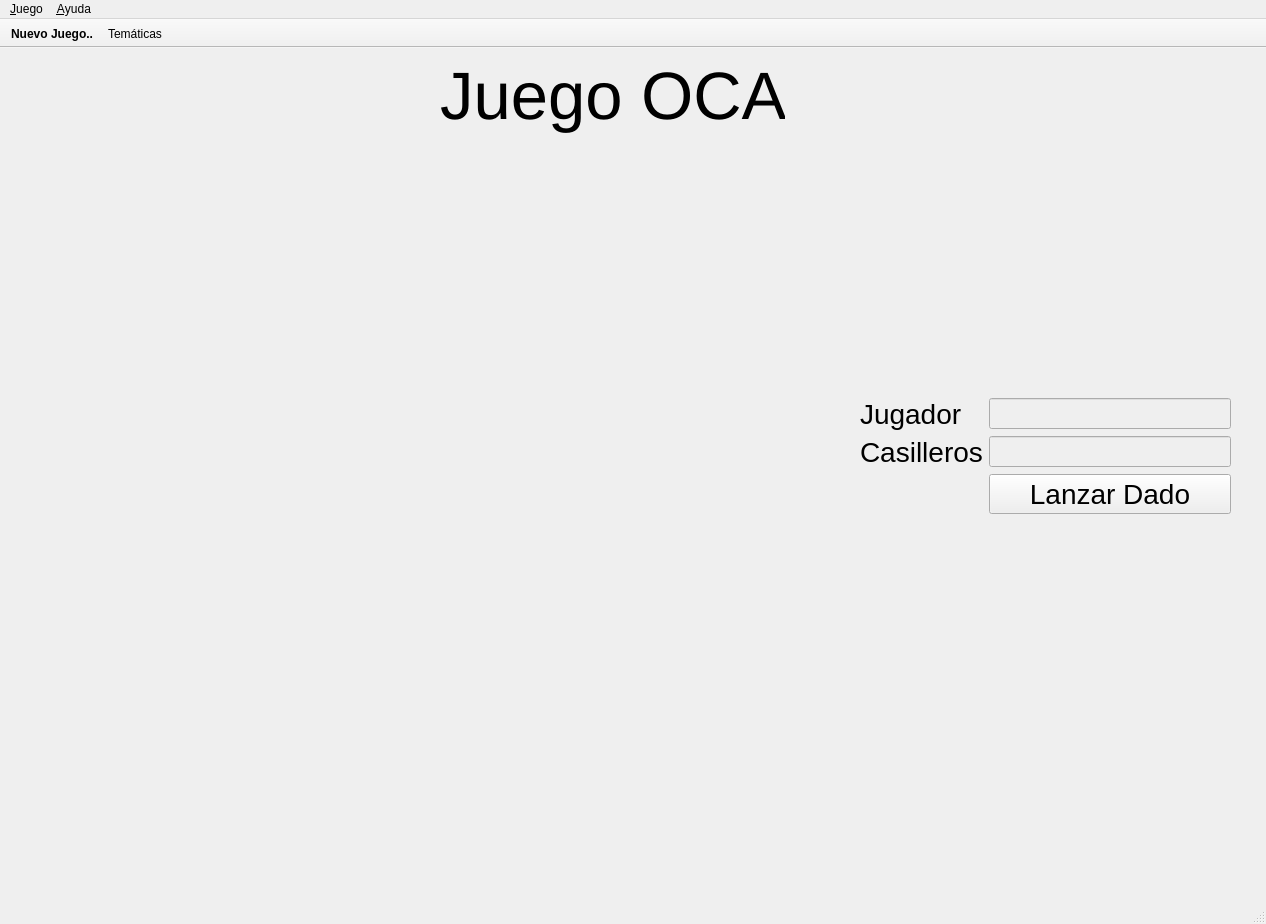
Before: the Qt Designer form juego_oca.ui in FelixRNV/Juego_OCA, drawn with Qt 5.
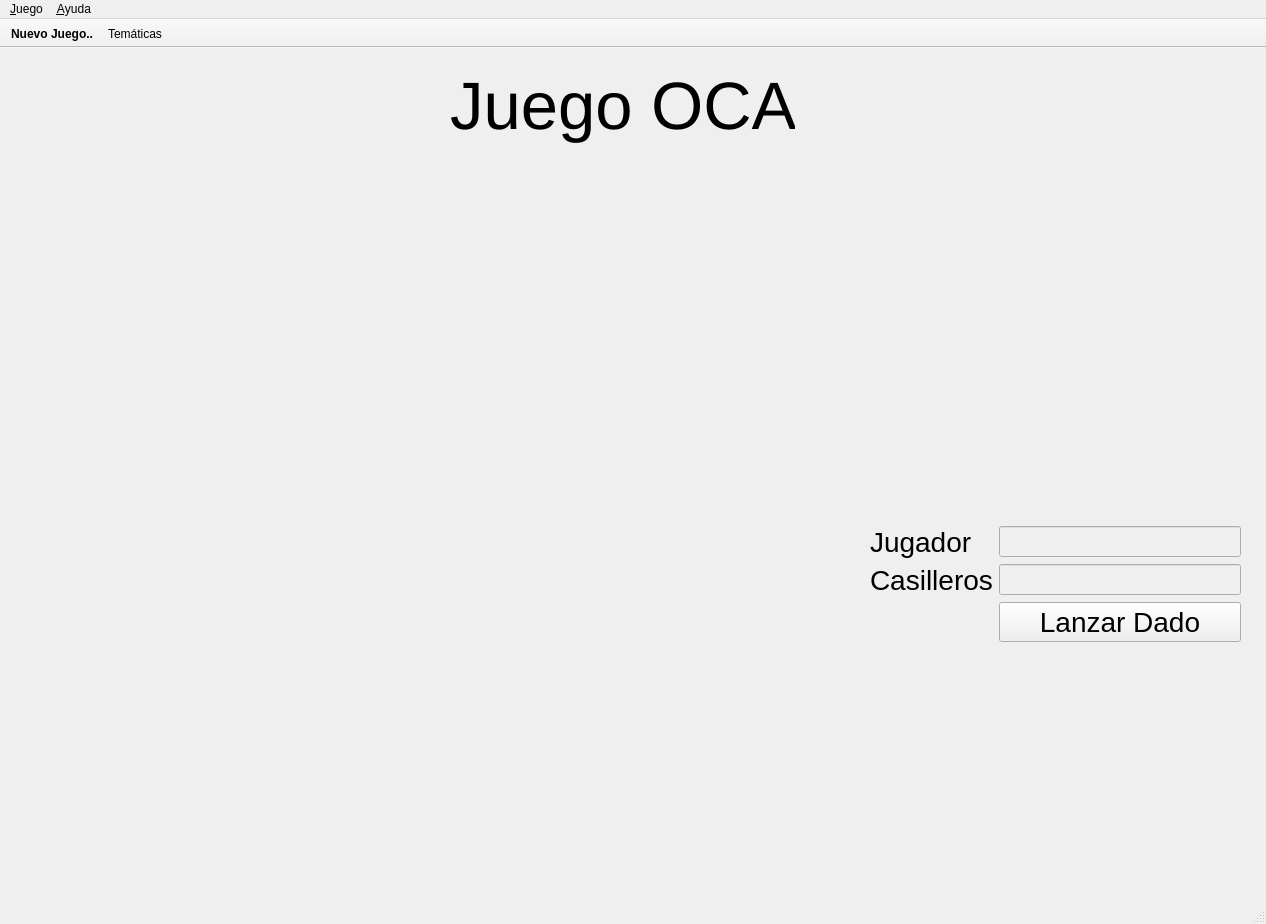
After: the same form once the commit is applied. Icons and pictures are not drawn. Custom widgets are drawn as their Qt base class.

```diff
--- a/juego_oca.ui
+++ b/juego_oca.ui
@@ -36,8 +36,8 @@
    <widget class="QWidget" name="widget" native="true">
     <property name="geometry">
      <rect>
-      <x>0</x>
-      <y>0</y>
+      <x>10</x>
+      <y>10</y>
       <width>1247</width>
       <height>901</height>
      </rect>
@@ -520,16 +520,33 @@
       </item>
      </layout>
     </widget>
-    <widget class="QWidget" name="">
+    <widget class="QWidget" name="layoutWidget">
      <property name="geometry">
       <rect>
        <x>860</x>
-       <y>350</y>
+       <y>270</y>
        <width>371</width>
-       <height>381</height>
+       <height>491</height>
       </rect>
      </property>
-     <layout class="QVBoxLayout" name="verticalLayout_3" stretch="20,20">
+     <layout class="QVBoxLayout" name="verticalLayout_3" stretch="30,0,20,30">
+      <item>
+       <widget class="QLabel" name="ltx_ICON">
+        <property name="text">
+         <string/>
+        </property>
+       </widget>
+      </item>
+      <item>
+       <widget class="QLabel" name="ltx_resp">
+        <property name="text">
+         <string/>
+        </property>
+        <property name="alignment">
+         <set>Qt::AlignCenter</set>
+        </property>
+       </widget>
+      </item>
       <item>
        <layout class="QFormLayout" name="formLayout">
         <item row="0" column="0">
```
